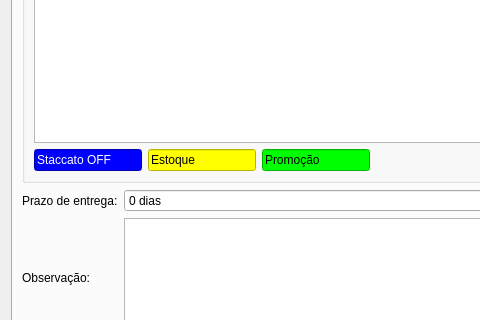
Before: the Qt Designer form ui/orcamento.ui in darktorres/ERP-STACCATO, drawn with Qt 5; both pictures show x 0 to 480 and y 337 to 657 of the 1307 by 879 pixel window.
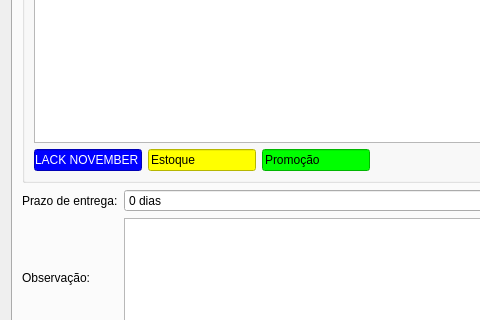
After: the same form once the commit is applied. Icons and pictures are not drawn. Custom widgets are drawn as their Qt base class.

Commit message: Alterações para "BLACK NOVEMBER"

What changed in the file:
```diff
--- a/ui/orcamento.ui
+++ b/ui/orcamento.ui
@@ -1372,7 +1372,7 @@
 color: rgb(255, 255, 255);</string>
               </property>
               <property name="text">
-               <string>Staccato OFF</string>
+               <string>BLACK NOVEMBER</string>
               </property>
               <property name="readOnly">
                <bool>true</bool>
```
The commit also changes 6 other files.
